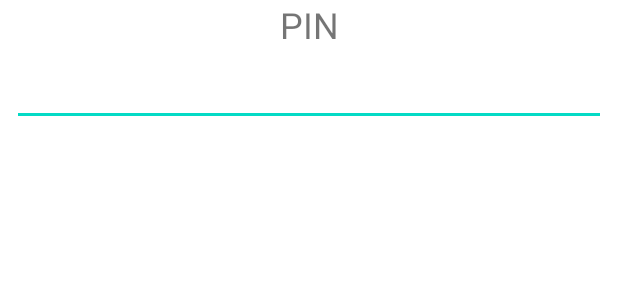
After one commit to BME-HtN2020/PocketPiggy2, an Android app: the layout pin_dialog.xml on its own in the app's theme, with its tools: preview values and no code run, on a phone screen of 412 x 824 dp. The commit adds this screen. Shown: the top 300 px of the screen. Run offline under Robolectric (Android 15) with nearby library versions, the phone set to English and light mode, and no system bars.

Commit message:
Adding PIN requirement to completing chore

```diff
--- /dev/null
+++ b/ProjectPiggy2/app/src/main/res/layout/pin_dialog.xml
@@ -0,0 +1,23 @@
+<?xml version="1.0" encoding="utf-8"?>
+<LinearLayout xmlns:android="http://schemas.android.com/apk/res/android"
+    android:orientation="vertical"
+    android:layout_width="match_parent"
+    android:layout_height="match_parent"
+    android:id="@+id/pinLayout">
+
+    <TextView
+        android:layout_width="match_parent"
+        android:layout_height="wrap_content"
+        android:gravity="center"
+        android:text="PIN"
+        android:textSize="24sp"/>
+
+    <EditText
+        android:id="@+id/pinEditText"
+        android:layout_width="match_parent"
+        android:layout_height="wrap_content"
+        android:layout_marginTop="6dp"
+        android:layout_marginHorizontal="8dp"
+        android:inputType="number"/>
+
+</LinearLayout>
--- a/ProjectPiggy2/app/src/main/res/layout/todo_task.xml
+++ b/ProjectPiggy2/app/src/main/res/layout/todo_task.xml
@@ -21,7 +21,7 @@
         android:layout_height="wrap_content"
         android:layout_alignParentEnd="true"
         android:layout_alignParentRight="true"
-        android:onClick="deleteTask"
+        android:onClick="completeTask"
         android:text="Completed"
         app:backgroundTint="#2196F3" />
 
```
Also changed, not shown: ProjectPiggy2/app/src/main/java/com/example/projectpiggy2/ToDoActivity.java (+25 -4 lines).
